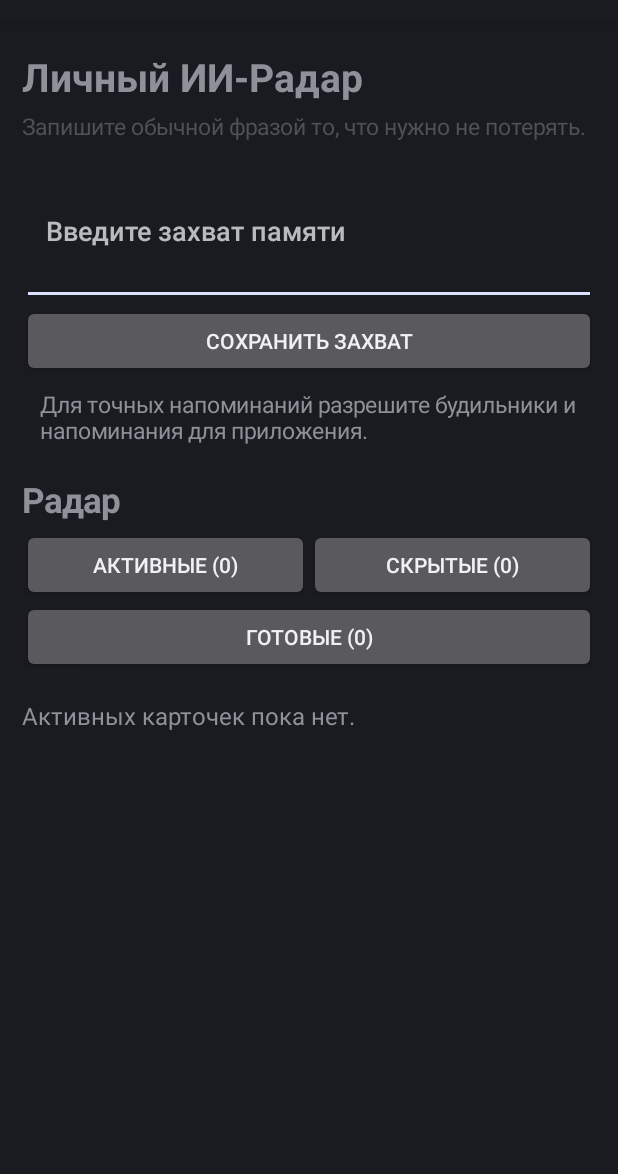
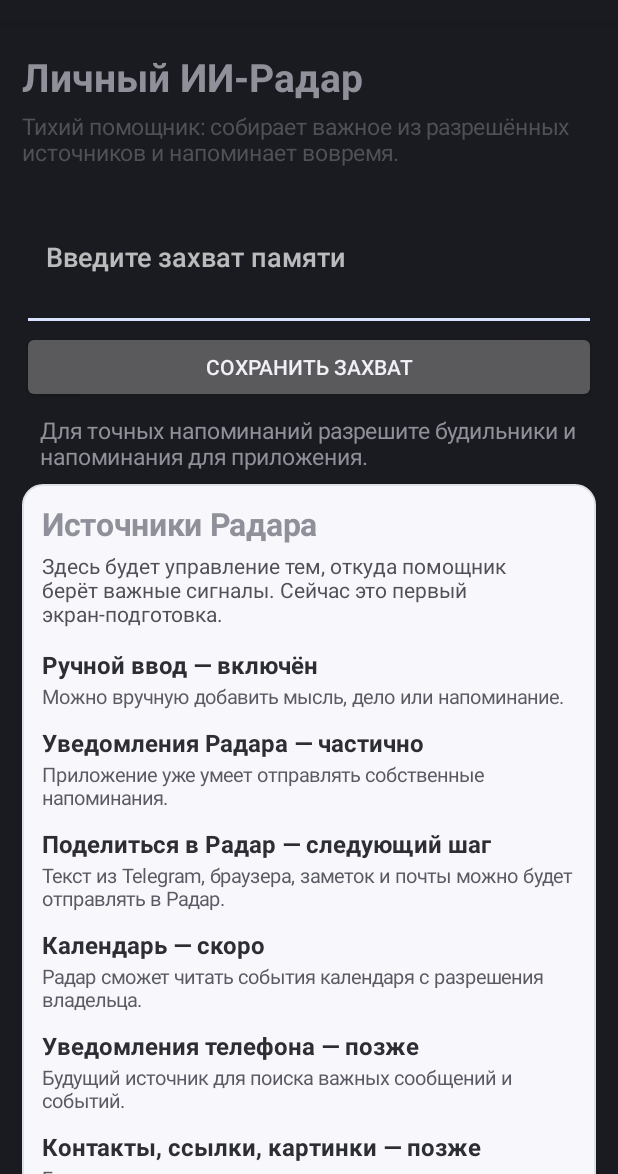
Before and after one commit to balakleets4-max/personal-ai-radar, an Android app: the screen it shows after launch (MainActivity), on a phone screen of 412 x 824 dp, the part 62-1236 px from its top. Run offline under Robolectric (Android 15) with nearby library versions, the light colour scheme and no system bars; our stand-ins replace Room's generated code.

Commit message:
Add radar sources section

```diff
--- a/src/main/kotlin/com/personalradar/app/MainActivity.kt
+++ b/src/main/kotlin/com/personalradar/app/MainActivity.kt
@@ -109,7 +109,7 @@ class MainActivity : Activity() {
                 setPadding(0, 0, 0, 8)
             })
             addView(TextView(this@MainActivity).apply {
-                text = "Запишите обычной фразой то, что нужно не потерять."
+                text = "Тихий помощник: собирает важное из разрешённых источников и напоминает вовремя."
                 textSize = 15f
                 setTextColor(Color.rgb(80, 80, 88))
                 setPadding(0, 0, 0, 14)
@@ -117,6 +117,7 @@ class MainActivity : Activity() {
             addView(input, ViewGroup.LayoutParams.MATCH_PARENT, ViewGroup.LayoutParams.WRAP_CONTENT)
             addView(saveButton, ViewGroup.LayoutParams.MATCH_PARENT, ViewGroup.LayoutParams.WRAP_CONTENT)
             addView(status, ViewGroup.LayoutParams.MATCH_PARENT, ViewGroup.LayoutParams.WRAP_CONTENT)
+            addView(buildSourcesSection(), ViewGroup.LayoutParams.MATCH_PARENT, ViewGroup.LayoutParams.WRAP_CONTENT)
             addView(TextView(this@MainActivity).apply {
                 text = "Радар"
                 textSize = 23f
@@ -127,6 +128,56 @@ class MainActivity : Activity() {
             addView(radarList, ViewGroup.LayoutParams.MATCH_PARENT, ViewGroup.LayoutParams.WRAP_CONTENT)
         }
         return ScrollView(this).apply { addView(root) }
+    }
+
+    private fun buildSourcesSection(): LinearLayout {
+        return LinearLayout(this).apply {
+            orientation = LinearLayout.VERTICAL
+            background = softPanelBackground()
+            setPadding(20, 18, 20, 18)
+            addView(TextView(this@MainActivity).apply {
+                text = "Источники Радара"
+                textSize = 21f
+                typeface = Typeface.DEFAULT_BOLD
+                setPadding(0, 0, 0, 6)
+            })
+            addView(TextView(this@MainActivity).apply {
+                text = "Здесь будет управление тем, откуда помощник берёт важные сигналы. Сейчас это первый экран-подготовка."
+                textSize = 14f
+                setTextColor(Color.rgb(80, 80, 88))
+                setPadding(0, 0, 0, 12)
+            })
+            addView(sourceRow("Ручной ввод", "включён", "Можно вручную добавить мысль, дело или напоминание."))
+            addView(sourceRow("Уведомления Радара", "частично", "Приложение уже умеет отправлять собственные напоминания."))
+            addView(sourceRow("Поделиться в Радар", "следующий шаг", "Текст из Telegram, браузера, заметок и почты можно будет отправлять в Радар."))
+            addView(sourceRow("Календарь", "скоро", "Радар сможет читать события календаря с разрешения владельца."))
+            addView(sourceRow("Уведомления телефона", "позже", "Будущий источник для поиска важных сообщений и событий."))
+            addView(sourceRow("Контакты, ссылки, картинки", "позже", "Будут подключаться осторожно, только с явным разрешением."))
+        }.also { panel ->
+            panel.layoutParams = LinearLayout.LayoutParams(
+                ViewGroup.LayoutParams.MATCH_PARENT,
+                ViewGroup.LayoutParams.WRAP_CONTENT
+            ).apply { setMargins(0, 14, 0, 8) }
+        }
+    }
+
+    private fun sourceRow(title: String, state: String, description: String): LinearLayout {
+        return LinearLayout(this).apply {
+            orientation = LinearLayout.VERTICAL
+            setPadding(0, 8, 0, 8)
+            addView(TextView(this@MainActivity).apply {
+                text = "$title — $state"
+                textSize = 16f
+                typeface = Typeface.DEFAULT_BOLD
+                setTextColor(Color.rgb(45, 45, 52))
+            })
+            addView(TextView(this@MainActivity).apply {
+                text = description
+                textSize = 13f
+                setTextColor(Color.rgb(90, 90, 100))
+                setPadding(0, 2, 0, 0)
+            })
+        }
     }
 
     private fun requestNotificationPermissionIfNeeded() {
@@ -290,6 +341,14 @@ class MainActivity : Activity() {
         }
     }
 
+    private fun softPanelBackground(): GradientDrawable {
+        return GradientDrawable().apply {
+            setColor(Color.rgb(248, 248, 252))
+            setStroke(2, Color.rgb(224, 224, 232))
+            cornerRadius = 20f
+        }
+    }
+
     private fun cardBackground(): GradientDrawable {
         return GradientDrawable().apply {
             setColor(Color.rgb(255, 255, 255))
@@ -355,7 +414,6 @@ class MainActivity : Activity() {
                 background = cardBackground()
                 setPadding(20, 18, 20, 18)
             }
-
             box.addView(TextView(this).apply {
                 text = "${typeLabel(card.type)} · Приоритет ${card.priority}"
                 textSize = 14f
@@ -392,7 +450,6 @@ class MainActivity : Activity() {
                 setTextColor(Color.rgb(90, 90, 100))
                 setPadding(0, 0, 0, 10)
             })
-
             val buttons = LinearLayout(this).apply { orientation = LinearLayout.HORIZONTAL }
             when (viewMode) {
                 RadarCardViewMode.ACTIVE -> {
```
